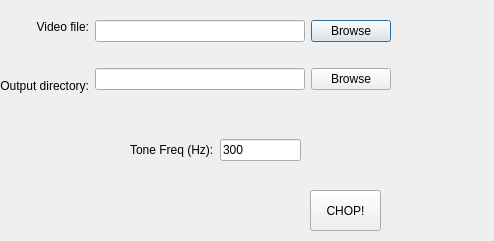
This is videochop_gui.ui in npollard/VideoChop as Qt 5 draws it before an edit. The edited form follows.
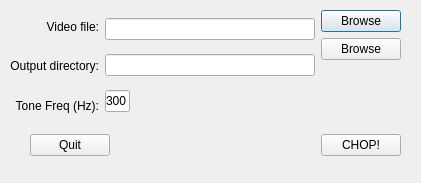
This is the edited form. Icons and pictures are not drawn.

```diff
--- a/videochop_gui.ui
+++ b/videochop_gui.ui
@@ -6,44 +6,22 @@
    <rect>
     <x>0</x>
     <y>0</y>
-    <width>494</width>
-    <height>241</height>
+    <width>421</width>
+    <height>183</height>
    </rect>
   </property>
   <property name="windowTitle">
    <string>Dialog</string>
   </property>
-  <widget class="QWidget" name="horizontalLayoutWidget_3">
-   <property name="geometry">
-    <rect>
-     <x>130</x>
-     <y>110</y>
-     <width>171</width>
-     <height>80</height>
-    </rect>
-   </property>
-   <layout class="QHBoxLayout" name="horizontalLayout_3">
-    <item>
-     <widget class="QLabel" name="label_3">
-      <property name="text">
-       <string>Tone Freq (Hz):</string>
-      </property>
-     </widget>
-    </item>
-    <item>
-     <widget class="QLineEdit" name="tone_freq">
-      <property name="text">
-       <string>300</string>
-      </property>
-     </widget>
-    </item>
-   </layout>
-  </widget>
+  <property name="windowIcon">
+   <iconset>
+    <normaloff>icon.png</normaloff>icon.png</iconset>
+  </property>
   <widget class="QWidget" name="horizontalLayoutWidget">
    <property name="geometry">
     <rect>
-     <x>0</x>
-     <y>0</y>
+     <x>10</x>
+     <y>10</y>
      <width>391</width>
      <height>112</height>
     </rect>
@@ -71,6 +49,16 @@
         </property>
        </widget>
       </item>
+      <item>
+       <widget class="QLabel" name="label_3">
+        <property name="text">
+         <string>Tone Freq (Hz):</string>
+        </property>
+        <property name="alignment">
+         <set>Qt::AlignRight|Qt::AlignTrailing|Qt::AlignVCenter</set>
+        </property>
+       </widget>
+      </item>
      </layout>
     </item>
     <item>
@@ -81,6 +69,36 @@
       <item>
        <widget class="QLineEdit" name="o"/>
       </item>
+      <item>
+       <layout class="QHBoxLayout" name="horizontalLayout_3">
+        <item>
+         <widget class="QLineEdit" name="tone_freq">
+          <property name="maximumSize">
+           <size>
+            <width>40</width>
+            <height>16777215</height>
+           </size>
+          </property>
+          <property name="text">
+           <string>300</string>
+          </property>
+         </widget>
+        </item>
+        <item>
+         <spacer name="horizontalSpacer">
+          <property name="orientation">
+           <enum>Qt::Horizontal</enum>
+          </property>
+          <property name="sizeHint" stdset="0">
+           <size>
+            <width>200</width>
+            <height>20</height>
+           </size>
+          </property>
+         </spacer>
+        </item>
+       </layout>
+      </item>
      </layout>
     </item>
     <item>
@@ -99,22 +117,61 @@
         </property>
        </widget>
       </item>
+      <item>
+       <spacer name="verticalSpacer">
+        <property name="orientation">
+         <enum>Qt::Vertical</enum>
+        </property>
+        <property name="sizeHint" stdset="0">
+         <size>
+          <width>20</width>
+          <height>40</height>
+         </size>
+        </property>
+       </spacer>
+      </item>
      </layout>
     </item>
    </layout>
   </widget>
-  <widget class="QPushButton" name="chop_button_">
+  <widget class="QWidget" name="horizontalLayoutWidget_2">
    <property name="geometry">
     <rect>
-     <x>310</x>
-     <y>190</y>
-     <width>71</width>
-     <height>41</height>
+     <x>30</x>
+     <y>120</y>
+     <width>371</width>
+     <height>51</height>
     </rect>
    </property>
-   <property name="text">
-    <string>CHOP!</string>
-   </property>
+   <layout class="QHBoxLayout" name="horizontalLayout">
+    <item>
+     <widget class="QPushButton" name="quit_button">
+      <property name="text">
+       <string>Quit</string>
+      </property>
+     </widget>
+    </item>
+    <item>
+     <spacer name="horizontalSpacer_2">
+      <property name="orientation">
+       <enum>Qt::Horizontal</enum>
+      </property>
+      <property name="sizeHint" stdset="0">
+       <size>
+        <width>40</width>
+        <height>20</height>
+       </size>
+      </property>
+     </spacer>
+    </item>
+    <item>
+     <widget class="QPushButton" name="chop_button">
+      <property name="text">
+       <string>CHOP!</string>
+      </property>
+     </widget>
+    </item>
+   </layout>
   </widget>
  </widget>
  <resources/>
```
Left out of the diff: 24 changed lines with no effect on the pictures.
